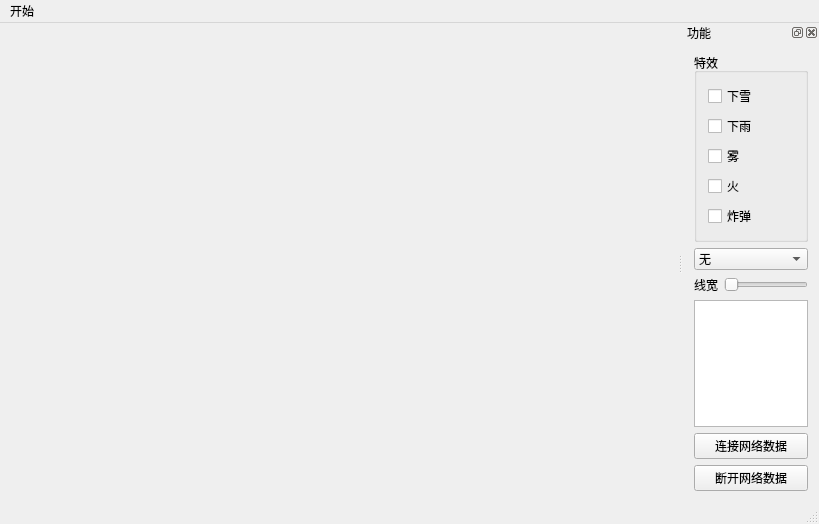
The window that OSGEarthWindow/OSGEarthWindow/osgearthwindow.ui (whyzzd/OSG) describes before a commit, drawn with Qt 5.
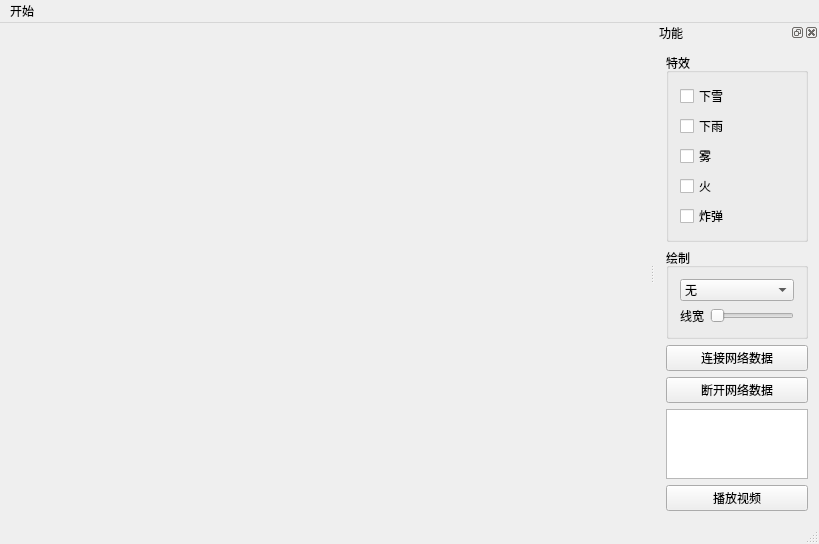
The same window after the commit.

Commit message: 增加播放视频功能完成

```diff
--- a/OSGEarthWindow/OSGEarthWindow/osgearthwindow.ui
+++ b/OSGEarthWindow/OSGEarthWindow/osgearthwindow.ui
@@ -34,8 +34,8 @@
   <widget class="QDockWidget" name="dockWidget">
    <property name="minimumSize">
     <size>
-     <width>128</width>
-     <height>393</height>
+     <width>148</width>
+     <height>428</height>
     </size>
    </property>
    <property name="layoutDirection">
@@ -52,79 +52,26 @@
    </attribute>
    <widget class="QWidget" name="dockWidgetContents">
     <layout class="QGridLayout" name="gridLayout_2">
-     <item row="3" column="1">
-      <widget class="QTreeView" name="treeView">
-       <property name="sizePolicy">
-        <sizepolicy hsizetype="Ignored" vsizetype="Expanding">
-         <horstretch>0</horstretch>
-         <verstretch>0</verstretch>
-        </sizepolicy>
-       </property>
-       <attribute name="headerDefaultSectionSize">
-        <number>50</number>
-       </attribute>
-       <attribute name="headerMinimumSectionSize">
-        <number>20</number>
-       </attribute>
-      </widget>
-     </item>
      <item row="2" column="1">
-      <layout class="QGridLayout" name="gridLayout_3">
-       <property name="spacing">
-        <number>6</number>
+      <widget class="QPushButton" name="pushButtonOpen">
+       <property name="text">
+        <string>连接网络数据</string>
        </property>
-       <item row="0" column="1" colspan="2">
-        <widget class="QSlider" name="horizontalSlider">
-         <property name="orientation">
-          <enum>Qt::Horizontal</enum>
-         </property>
-        </widget>
-       </item>
-       <item row="0" column="0">
-        <widget class="QLabel" name="label">
-         <property name="text">
-          <string>线宽</string>
-         </property>
-        </widget>
-       </item>
-      </layout>
+      </widget>
      </item>
-     <item row="1" column="1">
-      <widget class="QComboBox" name="comboBox">
-       <item>
-        <property name="text">
-         <string>无</string>
-        </property>
-       </item>
-       <item>
-        <property name="text">
-         <string>绘制线</string>
-        </property>
-       </item>
-       <item>
-        <property name="text">
-         <string>绘制三角形</string>
-        </property>
-       </item>
-       <item>
-        <property name="text">
-         <string>绘制平行四边形</string>
-        </property>
-       </item>
+     <item row="3" column="1">
+      <widget class="QPushButton" name="pushButtonClose">
+       <property name="text">
+        <string>断开网络数据</string>
+       </property>
       </widget>
      </item>
-     <item row="4" column="1">
-      <spacer name="verticalSpacer_2">
-       <property name="orientation">
-        <enum>Qt::Vertical</enum>
+     <item row="5" column="1">
+      <widget class="QPushButton" name="pushButtonPlay">
+       <property name="text">
+        <string>播放视频</string>
        </property>
-       <property name="sizeHint" stdset="0">
-        <size>
-         <width>20</width>
-         <height>54</height>
-        </size>
-       </property>
-      </spacer>
+      </widget>
      </item>
      <item row="0" column="1">
       <widget class="QGroupBox" name="groupBox">
@@ -173,17 +120,70 @@
        </layout>
       </widget>
      </item>
-     <item row="6" column="1">
-      <widget class="QPushButton" name="pushButtonClose">
-       <property name="text">
-        <string>断开网络数据</string>
+     <item row="1" column="1">
+      <widget class="QGroupBox" name="groupBox_2">
+       <property name="title">
+        <string>绘制</string>
        </property>
+       <layout class="QGridLayout" name="gridLayout">
+        <item row="0" column="0">
+         <widget class="QComboBox" name="comboBox">
+          <item>
+           <property name="text">
+            <string>无</string>
+           </property>
+          </item>
+          <item>
+           <property name="text">
+            <string>绘制线</string>
+           </property>
+          </item>
+          <item>
+           <property name="text">
+            <string>绘制三角形</string>
+           </property>
+          </item>
+          <item>
+           <property name="text">
+            <string>绘制平行四边形</string>
+           </property>
+          </item>
+         </widget>
+        </item>
+        <item row="1" column="0">
+         <layout class="QGridLayout" name="gridLayout_3">
+          <property name="spacing">
+           <number>6</number>
+          </property>
+          <item row="0" column="1" colspan="2">
+           <widget class="QSlider" name="horizontalSlider">
+            <property name="orientation">
+             <enum>Qt::Horizontal</enum>
+            </property>
+           </widget>
+          </item>
+          <item row="0" column="0">
+           <widget class="QLabel" name="label">
+            <property name="text">
+             <string>线宽</string>
+            </property>
+           </widget>
+          </item>
+         </layout>
+        </item>
+       </layout>
       </widget>
      </item>
-     <item row="5" column="1">
-      <widget class="QPushButton" name="pushButtonOpen">
-       <property name="text">
-        <string>连接网络数据</string>
+     <item row="4" column="1">
+      <widget class="QTreeView" name="treeView">
+       <property name="enabled">
+        <bool>true</bool>
+       </property>
+       <property name="sizePolicy">
+        <sizepolicy hsizetype="Ignored" vsizetype="Expanding">
+         <horstretch>0</horstretch>
+         <verstretch>0</verstretch>
+        </sizepolicy>
        </property>
       </widget>
      </item>
```
The commit also changes 13 other files.
